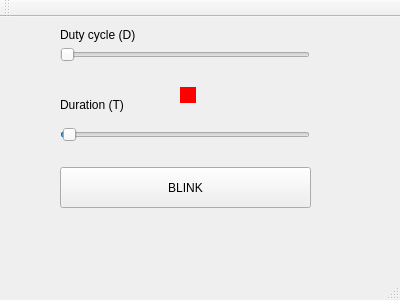
aksenkin/LEDBlinker, file mainwindow.ui: the form before one commit.
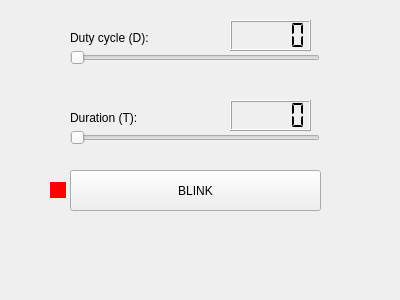
The form after the commit.

```diff
--- a/mainwindow.ui
+++ b/mainwindow.ui
@@ -17,8 +17,8 @@
    <widget class="QSlider" name="durationSlider">
     <property name="geometry">
      <rect>
-      <x>60</x>
-      <y>110</y>
+      <x>70</x>
+      <y>130</y>
       <width>250</width>
       <height>16</height>
      </rect>
@@ -27,7 +27,7 @@
      <number>1</number>
     </property>
     <property name="maximum">
-     <number>1000</number>
+     <number>10000</number>
     </property>
     <property name="value">
      <number>10</number>
@@ -39,8 +39,8 @@
    <widget class="QSlider" name="dutyCycleSlider">
     <property name="geometry">
      <rect>
-      <x>60</x>
-      <y>30</y>
+      <x>70</x>
+      <y>50</y>
       <width>250</width>
       <height>16</height>
      </rect>
@@ -58,60 +58,34 @@
    <widget class="QLabel" name="dutyCycleTitle">
     <property name="geometry">
      <rect>
-      <x>60</x>
-      <y>10</y>
+      <x>70</x>
+      <y>30</y>
       <width>91</width>
       <height>16</height>
      </rect>
     </property>
     <property name="text">
-     <string>Duty cycle (D)</string>
+     <string>Duty cycle (D):</string>
     </property>
    </widget>
    <widget class="QLabel" name="durationTitle">
     <property name="geometry">
      <rect>
-      <x>60</x>
-      <y>80</y>
-      <width>71</width>
+      <x>70</x>
+      <y>110</y>
+      <width>81</width>
       <height>16</height>
      </rect>
     </property>
     <property name="text">
-     <string>Duration (T)</string>
-    </property>
-   </widget>
-   <widget class="QLabel" name="dutyCycleValue">
-    <property name="geometry">
-     <rect>
-      <x>150</x>
-      <y>10</y>
-      <width>53</width>
-      <height>16</height>
-     </rect>
-    </property>
-    <property name="text">
-     <string/>
-    </property>
-   </widget>
-   <widget class="QLabel" name="durationValue">
-    <property name="geometry">
-     <rect>
-      <x>150</x>
-      <y>80</y>
-      <width>53</width>
-      <height>15</height>
-     </rect>
-    </property>
-    <property name="text">
-     <string/>
+     <string>Duration (T):</string>
     </property>
    </widget>
    <widget class="QPushButton" name="blinkButton">
     <property name="geometry">
      <rect>
-      <x>60</x>
-      <y>150</y>
+      <x>70</x>
+      <y>170</y>
       <width>251</width>
       <height>41</height>
      </rect>
@@ -123,8 +97,8 @@
    <widget class="QLabel" name="ledLabel">
     <property name="geometry">
      <rect>
-      <x>180</x>
-      <y>70</y>
+      <x>50</x>
+      <y>182</y>
       <width>16</width>
       <height>16</height>
      </rect>
@@ -145,6 +119,40 @@
      <string/>
     </property>
    </widget>
+   <widget class="QLCDNumber" name="durationlcdNumber">
+    <property name="geometry">
+     <rect>
+      <x>230</x>
+      <y>100</y>
+      <width>81</width>
+      <height>31</height>
+     </rect>
+    </property>
+    <property name="segmentStyle">
+     <enum>QLCDNumber::Flat</enum>
+    </property>
+   </widget>
+   <widget class="QLCDNumber" name="dutyCyclelcdNumber">
+    <property name="geometry">
+     <rect>
+      <x>230</x>
+      <y>20</y>
+      <width>81</width>
+      <height>31</height>
+     </rect>
+    </property>
+    <property name="font">
+     <font>
+      <family>.SF NS Text</family>
+     </font>
+    </property>
+    <property name="digitCount">
+     <number>5</number>
+    </property>
+    <property name="segmentStyle">
+     <enum>QLCDNumber::Flat</enum>
+    </property>
+   </widget>
   </widget>
   <widget class="QMenuBar" name="menuBar">
    <property name="geometry">
@@ -157,6 +165,15 @@
    </property>
   </widget>
   <widget class="QToolBar" name="mainToolBar">
+   <property name="enabled">
+    <bool>false</bool>
+   </property>
+   <property name="maximumSize">
+    <size>
+     <width>16777215</width>
+     <height>0</height>
+    </size>
+   </property>
    <attribute name="toolBarArea">
     <enum>TopToolBarArea</enum>
    </attribute>
@@ -164,7 +181,17 @@
     <bool>false</bool>
    </attribute>
   </widget>
-  <widget class="QStatusBar" name="statusBar"/>
+  <widget class="QStatusBar" name="statusBar">
+   <property name="enabled">
+    <bool>false</bool>
+   </property>
+   <property name="maximumSize">
+    <size>
+     <width>16777215</width>
+     <height>0</height>
+    </size>
+   </property>
+  </widget>
  </widget>
  <layoutdefault spacing="6" margin="11"/>
  <resources/>
```
Left out of the diff: 3 changed lines with no effect on the pictures.
